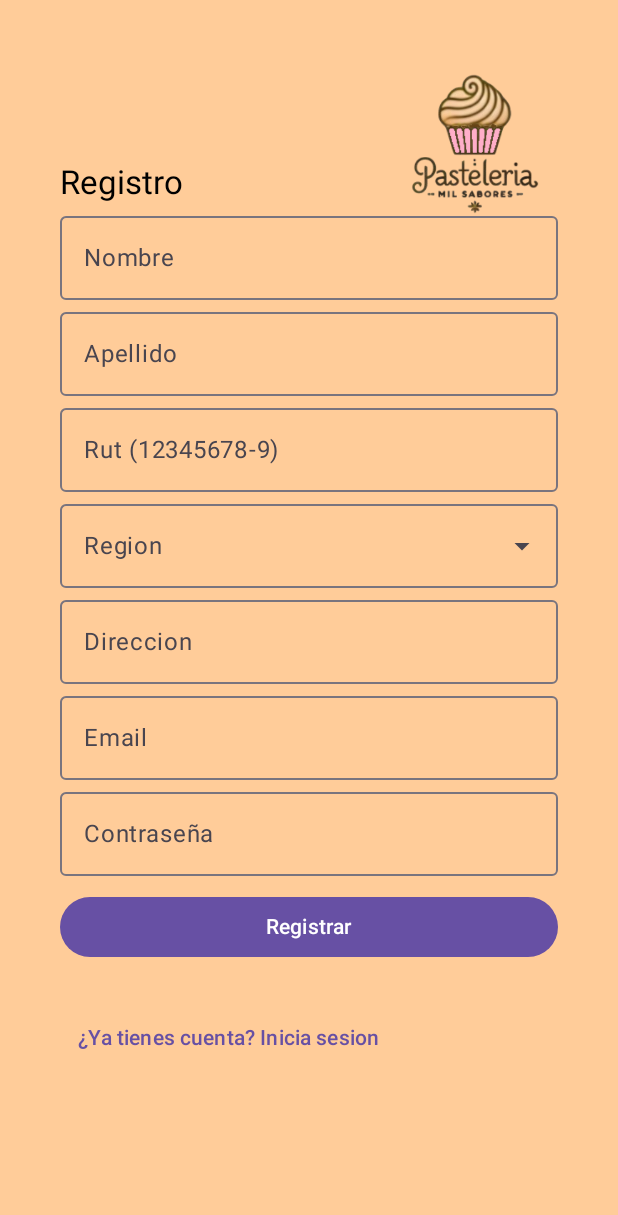
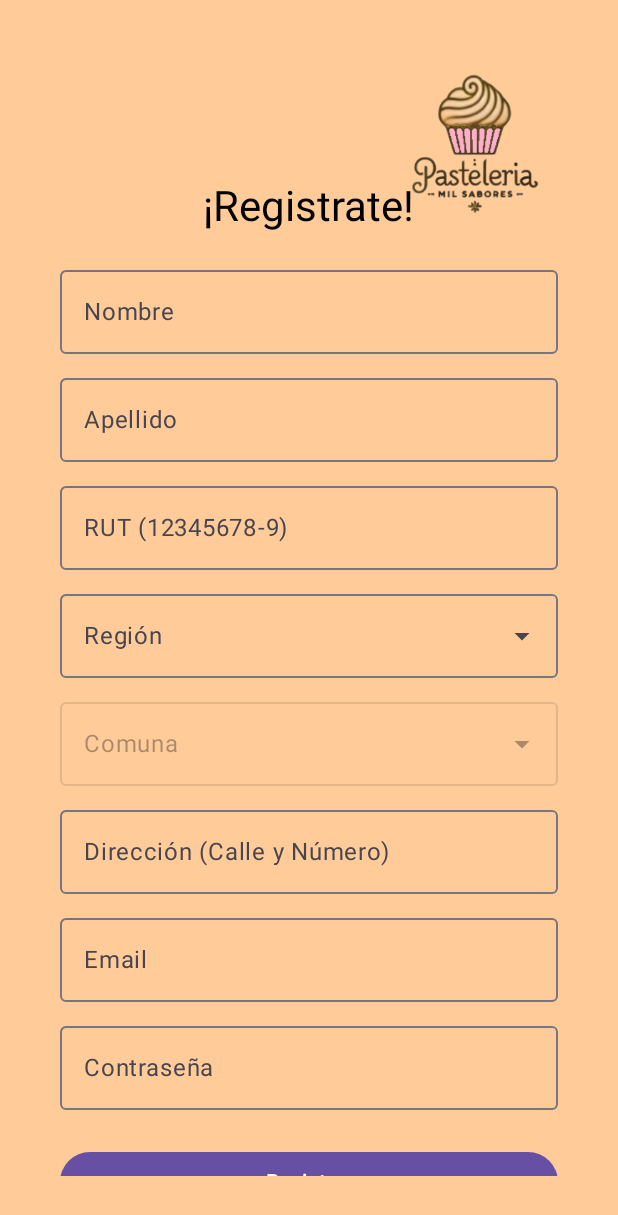
Before and after one commit to TomasValdivia20/Proyecto-Pasteleria-V3, an Android app built with Jetpack Compose: the screen it shows after launch (MainActivity), on a phone screen of 412 x 824 dp. Shown: the top 1215 px of the screen. Run offline under Robolectric (Android 15) with nearby library versions, the phone set to English and light mode, and no system bars.

Commit message:
Implementacion de Comuna, logout, y login por rol
Login por rol: Que si termina en @milsabores.cl , te tira a Backoffice, si no, te tira a Home
Boton de Logout en la esquina de arriba, a la derecha en Backoffice (cada pagina) y Home de cliente
Comuna como dato a registrar, el cual necesita sacar los datos de Model (RegionesChile.kt) El cual contiene Regiones y comunas. Si seleccionas Region, te da las comunas correspondientes.

```diff
--- a/app/src/main/java/com/example/pasteleriamilsabores/Model/FakeBackofficeData.kt
+++ b/app/src/main/java/com/example/pasteleriamilsabores/Model/FakeBackofficeData.kt
@@ -1,7 +1,6 @@
 package com.example.pasteleriamilsabores.Model
 
 // Datos Ficticios para la simulación de ventas y gráficos
-//Después Integrar a una base de datos real
 object FakeBackofficeData {
 
     val ventasRecientes = listOf(
--- a/app/src/main/java/com/example/pasteleriamilsabores/Model/Producto.kt
+++ b/app/src/main/java/com/example/pasteleriamilsabores/Model/Producto.kt
@@ -1,6 +1,5 @@
 package com.example.pasteleriamilsabores.Model
 
-//Llamamos la clase tamanio
 data class Producto(
     val id: Int,
     val nombre: String,
--- /dev/null
+++ b/app/src/main/java/com/example/pasteleriamilsabores/Model/RegionesChile.kt
@@ -0,0 +1,41 @@
+package com.example.pasteleriamilsabores.Model
+
+object RegionesChile {
+    val regiones = listOf(
+        "Arica y Parinacota",
+        "Tarapacá",
+        "Antofagasta",
+        "Atacama",
+        "Coquimbo",
+        "Valparaíso",
+        "Metropolitana",
+        "O'Higgins",
+        "Maule",
+        "Ñuble",
+        "Biobío",
+        "Araucanía",
+        "Los Ríos",
+        "Los Lagos",
+        "Aysén",
+        "Magallanes"
+    )
+
+    val comunasPorRegion = mapOf(
+        "Arica y Parinacota" to listOf("Arica", "Camarones", "Putre", "General Lagos"),
+        "Tarapacá" to listOf("Iquique", "Alto Hospicio", "Pozo Almonte", "Camiña", "Colchane", "Huara", "Pica"),
+        "Antofagasta" to listOf("Antofagasta", "Mejillones", "Sierra Gorda", "Taltal", "Calama", "Ollagüe", "San Pedro de Atacama", "Tocopilla", "María Elena"),
+        "Atacama" to listOf("Copiapó", "Caldera", "Tierra Amarilla", "Chañaral", "Diego de Almagro", "Vallenar", "Alto del Carmen", "Freirina", "Huasco"),
+        "Coquimbo" to listOf("La Serena", "Coquimbo", "Andacollo", "La Higuera", "Paiguano", "Vicuña", "Illapel", "Canela", "Los Vilos", "Salamanca", "Ovalle", "Combarbalá", "Monte Patria", "Punitaqui", "Río Hurtado"),
+        "Valparaíso" to listOf("Valparaíso", "Casablanca", "Concón", "Juan Fernández", "Puchuncaví", "Quintero", "Viña del Mar", "Isla de Pascua", "Los Andes", "Calle Larga", "Rinconada", "San Esteban", "La Ligua", "Cabildo", "Papudo", "Petorca", "Zapallar", "Quillota", "Calera", "Hijuelas", "La Cruz", "Nogales", "San Antonio", "Algarrobo", "Cartagena", "El Quisco", "El Tabo", "Santo Domingo", "San Felipe", "Catemu", "Llaillay", "Panquehue", "Putaendo", "Santa María", "Quilpué", "Limache", "Olmué", "Villa Alemana"),
+        "Metropolitana" to listOf("Cerrillos", "Cerro Navia", "Conchalí", "El Bosque", "Estación Central", "Huechuraba", "Independencia", "La Cisterna", "La Florida", "La Granja", "La Pintana", "La Reina", "Las Condes", "Lo Barnechea", "Lo Espejo", "Lo Prado", "Macul", "Maipú", "Ñuñoa", "Pedro Aguirre Cerda", "Peñalolén", "Providencia", "Pudahuel", "Quilicura", "Quinta Normal", "Recoleta", "Renca", "San Joaquín", "San Miguel", "San Ramón", "Santiago", "Vitacura", "Puente Alto", "Pirque", "San José de Maipo", "Colina", "Lampa", "Tiltil", "San Bernardo", "Buin", "Calera de Tango", "Paine", "Melipilla", "Alhué", "Curacaví", "María Pinto", "San Pedro", "Talagante", "El Monte", "Isla de Maipo", "Padre Hurtado", "Peñaflor"),
+        "O'Higgins" to listOf("Rancagua", "Codegua", "Coinco", "Coltauco", "Doñihue", "Graneros", "Las Cabras", "Machalí", "Malloa", "Mostazal", "Olivar", "Peumo", "Pichidegua", "Quinta de Tilcoco", "Rengo", "Requínoa", "San Vicente", "Pichilemu", "La Estrella", "Litueche", "Marchihue", "Navidad", "Paredones", "San Fernando", "Chépica", "Chimbarongo", "Lolol", "Nancagua", "Palmilla", "Peralillo", "Placilla", "Pumanque", "Santa Cruz"),
+        "Maule" to listOf("Talca", "Constitución", "Curepto", "Empedrado", "Maule", "Pelarco", "Pencahue", "Río Claro", "San Clemente", "San Rafael", "Cauquenes", "Chanco", "Pelluhue", "Curicó", "Hualañé", "Licantén", "Molina", "Rauco", "Romeral", "Sagrada Familia", "Teno", "Vichuquén", "Linares", "Colbún", "Longaví", "Parral", "Retiro", "San Javier", "Villa Alegre", "Yerbas Buenas"),
+        "Ñuble" to listOf("Cobquecura", "Coelemu", "Ninhue", "Portezuelo", "Quirihue", "Ránquil", "Trehuaco", "Bulnes", "Chillán Viejo", "Chillán", "El Carmen", "Pemuco", "Pinto", "Quillón", "San Ignacio", "Yungay", "Coihueco", "Ñiquén", "San Carlos", "San Fabián", "San Nicolás"),
+        "Biobío" to listOf("Concepción", "Coronel", "Chiguayante", "Florida", "Hualqui", "Lota", "Penco", "San Pedro de la Paz", "Santa Juana", "Talcahuano", "Tomé", "Hualpén", "Lebu", "Arauco", "Cañete", "Contulmo", "Curanilahue", "Los Álamos", "Tirúa", "Los Ángeles", "Antuco", "Cabrero", "Laja", "Mulchén", "Nacimiento", "Negrete", "Quilaco", "Quilleco", "San Rosendo", "Santa Bárbara", "Tucapel", "Yumbel", "Alto Biobío"),
+        "Araucanía" to listOf("Temuco", "Carahue", "Cunco", "Curarrehue", "Freire", "Galvarino", "Gorbea", "Lautaro", "Loncoche", "Melipeuco", "Nueva Imperial", "Padre Las Casas", "Perquenco", "Pitrufquén", "Pucón", "Saavedra", "Teodoro Schmidt", "Toltén", "Vilcún", "Villarrica", "Cholchol", "Angol", "Collipulli", "Curacautín", "Ercilla", "Lonquimay", "Los Sauces", "Lumaco", "Purén", "Renaico", "Traiguén", "Victoria"),
+        "Los Ríos" to listOf("Valdivia", "Corral", "Lanco", "Los Lagos", "Máfil", "Mariquina", "Paillaco", "Panguipulli", "La Unión", "Futrono", "Lago Ranco", "Río Bueno"),
+        "Los Lagos" to listOf("Puerto Montt", "Calbuco", "Cochamó", "Fresia", "Frutillar", "Los Muermos", "Llanquihue", "Maullín", "Puerto Varas", "Castro", "Ancud", "Chonchi", "Curaco de Vélez", "Dalcahue", "Puqueldón", "Queilén", "Quellón", "Quemchi", "Quinchao", "Osorno", "Puerto Octay", "Purranque", "Puyehue", "Río Negro", "San Juan de la Costa", "San Pablo", "Chaitén", "Futaleufú", "Hualaihué", "Palena"),
+        "Aysén" to listOf("Coyhaique", "Lago Verde", "Aysén", "Cisnes", "Guaitecas", "Cochrane", "O'Higgins", "Tortel", "Chile Chico", "Río Ibáñez"),
+        "Magallanes" to listOf("Punta Arenas", "Laguna Blanca", "Río Verde", "San Gregorio", "Cabo de Hornos (Ex Navarino)", "Antártica", "Porvenir", "Primavera", "Timaukel", "Natales", "Torres del Paine")
+    )
+}
--- a/app/src/main/java/com/example/pasteleriamilsabores/Model/Tamanio.kt
+++ b/app/src/main/java/com/example/pasteleriamilsabores/Model/Tamanio.kt
@@ -1,5 +1,4 @@
 package com.example.pasteleriamilsabores.Model
-
 
 data class Tamanio(
     // Gson maneja esto bien. Si 'personas' está ausente, será null (Int?).
--- a/app/src/main/java/com/example/pasteleriamilsabores/Model/UsuarioBackoffice.kt
+++ b/app/src/main/java/com/example/pasteleriamilsabores/Model/UsuarioBackoffice.kt
@@ -1,6 +1,5 @@
 package com.example.pasteleriamilsabores.Model
 
-//Usuario de BO
 data class UsuarioBackoffice(
     val id: String,
     val nombre: String,
--- a/app/src/main/java/com/example/pasteleriamilsabores/Model/Venta.kt
+++ b/app/src/main/java/com/example/pasteleriamilsabores/Model/Venta.kt
@@ -1,5 +1,6 @@
 package com.example.pasteleriamilsabores.Model
 
+// Modelo para la tabla de registro de ventas
 data class Venta(
     val nombreCliente: String,
     val apellidoCliente: String,
--- a/app/src/main/java/com/example/pasteleriamilsabores/Utils/Utils.kt
+++ b/app/src/main/java/com/example/pasteleriamilsabores/Utils/Utils.kt
@@ -8,6 +8,7 @@ fun validarCampos(
     apellido: String,
     rut: String,
     region: String,
+    comuna: String,
     direccion: String,
     email: String,
     password: String
@@ -30,6 +31,11 @@ fun validarCampos(
     // Validar Region seleccionada
     if (region.trim().isEmpty()) {
         return "Debes seleccionar una región"
+    }
+
+    // Validar Comuna seleccionada
+    if (comuna.trim().isEmpty()) {
+        return "Debes seleccionar una comuna"
     }
 
     // Validar dirección
--- a/app/src/main/java/com/example/pasteleriamilsabores/View/RegisterScreen.kt
+++ b/app/src/main/java/com/example/pasteleriamilsabores/View/RegisterScreen.kt
@@ -1,115 +1,81 @@
 package com.example.pasteleriamilsabores.View
 
-import androidx.compose.foundation.layout.Arrangement
-import androidx.compose.foundation.layout.Column
-import androidx.compose.foundation.layout.Spacer
-import androidx.compose.foundation.layout.fillMaxSize
-import androidx.compose.foundation.layout.fillMaxWidth
-import androidx.compose.foundation.layout.height
-import androidx.compose.foundation.layout.padding
-import androidx.compose.material3.Button
-import androidx.compose.material3.DropdownMenuItem
-import androidx.compose.material3.ExperimentalMaterial3Api
-import androidx.compose.material3.ExposedDropdownMenuBox
-import androidx.compose.material3.ExposedDropdownMenuDefaults
-import androidx.compose.material3.MaterialTheme
-import androidx.compose.material3.OutlinedTextField
-import androidx.compose.material3.Text
-import androidx.compose.material3.TextButton
-import androidx.compose.runtime.Composable
-import androidx.compose.runtime.getValue
-import androidx.compose.runtime.mutableStateOf
-import androidx.compose.runtime.remember
-import androidx.compose.runtime.setValue
+import androidx.compose.foundation.Image
+import androidx.compose.foundation.background
+import androidx.compose.foundation.layout.*
+import androidx.compose.foundation.rememberScrollState
+import androidx.compose.foundation.verticalScroll
+import androidx.compose.material3.*
+import androidx.compose.runtime.*
+import androidx.compose.ui.Alignment
 import androidx.compose.ui.Modifier
-import androidx.compose.ui.unit.dp
-import androidx.navigation.NavController
-import com.example.pasteleriamilsabores.ViewModel.AuthViewModel
-//Import color de fondo al Register y icono
-import com.example.pasteleriamilsabores.ui.theme.PastelCalido
-import com.example.pasteleriamilsabores.R
-import com.example.pasteleriamilsabores.Utils.*
-import androidx.compose.material3.LocalContentColor // Para el color del icono
-import androidx.compose.foundation.background
-import androidx.compose.foundation.layout.Box
-import androidx.compose.foundation.layout.size
-import androidx.compose.material3.Icon
-import androidx.compose.ui.Alignment
 import androidx.compose.ui.res.painterResource
 import androidx.compose.ui.text.input.PasswordVisualTransformation
 import androidx.compose.ui.unit.dp
-
-// Import color de fondo al Register y icono
-import androidx.compose.foundation.Image
-
+import androidx.navigation.NavController
+import com.example.pasteleriamilsabores.R
+import com.example.pasteleriamilsabores.ViewModel.AuthViewModel
+import com.example.pasteleriamilsabores.ui.theme.PastelCalido
+import com.example.pasteleriamilsabores.Model.RegionesChile
+import com.example.pasteleriamilsabores.Utils.validarCampos
 
 @OptIn(ExperimentalMaterial3Api::class)
 @Composable
 fun RegisterScreen(navController: NavController, viewModel: AuthViewModel) {
+    // Estados (sin cambios)
     var nombre by remember { mutableStateOf("") }
     var apellido by remember { mutableStateOf("") }
     var rut by remember { mutableStateOf("") }
     var region by remember { mutableStateOf("") }
+    var comuna by remember { mutableStateOf("") }
     var direccion by remember { mutableStateOf("") }
     var email by remember { mutableStateOf("") }
     var password by remember { mutableStateOf("") }
 
-    // Control del menu desplegable
-    var expanded by remember { mutableStateOf(false) }
+    // Control de menús desplegables
+    var expandedRegion by remember { mutableStateOf(false) }
+    var expandedComuna by remember { mutableStateOf(false) }
 
-    // Lista de regiones de Chile
-    val regiones = listOf(
-        "Region de Arica y Parinacota",
-        "Region de Tarapaca",
-        "Region de Antofagasta",
-        "Region de Atacama",
-        "Region de Coquimbo",
-        "Region de Valparaiso",
-        "Region Metropolitana",
-        "Region del Libertador General Bernardo O'higgins",
-        "Region del Maule",
-        "Region del Ñuble",
-        "Region del Biobio",
-        "Region de La Araucania",
-        "Region de Los Rios",
-        "Region de Los Lagos",
-        "Region de Aysen",
-        "Region de Magallanes y la Antartica Chilena"
-    )
+    // Lógica de filtrado de comunas
+    val comunasDisponibles = RegionesChile.comunasPorRegion[region] ?: emptyList()
 
-// 1. Contenedor Box para el fondo y el icono 🎨
     Box(
         modifier = Modifier
             .fillMaxSize()
-            // Aplicamos el color de fondo PastelCalido
             .background(PastelCalido)
-            .padding(all = 20.dp)
+            .padding(20.dp)
     ) {
-        // 2. Icono de marca en la esquina superior derecha (TopEnd)
+        // Logo (sin cambios)
         Image(
-            // **IMPORTANTE**: Reemplaza 'R.drawable.logo_pasteleria_mil_sabores' con el ID real de tu imagen
-            painter = painterResource(id = R.drawable.logo ), // Cambiado a tu logo
+            painter = painterResource(id = R.drawable.logo),
             contentDescription = "Logo de Pastelería Mil Sabores",
             modifier = Modifier
-                .align(Alignment.TopEnd) // Posiciona en la esquina superior derecha
-                .padding(top = 16.dp, end = 16.dp) // Pequeño margen
-                .size(120.dp) // Ajusta el tamaño según sea necesario para tu logo
+                .align(Alignment.TopEnd)
+                .padding(top = 16.dp, end = 16.dp)
+                .size(120.dp)
         )
 
         Column(
             modifier = Modifier
                 .fillMaxSize()
-                .padding(all = 20.dp),
-            verticalArrangement = Arrangement.Center
+                .padding(20.dp)
+                .verticalScroll(rememberScrollState()),
+            verticalArrangement = Arrangement.Center,
+            horizontalAlignment = Alignment.CenterHorizontally
         ) {
-            Text(text = "Registro", style = MaterialTheme.typography.titleLarge)
+            Spacer(Modifier.height(80.dp))
 
+            Text(text = "¡Registrate!", style = MaterialTheme.typography.headlineMedium)
+            Spacer(Modifier.height(16.dp))
+
+            // Campos de texto (Nombre, Apellido, RUT - sin cambios)
             OutlinedTextField(
                 value = nombre,
                 onValueChange = { nombre = it },
                 label = { Text("Nombre") },
                 modifier = Modifier.fillMaxWidth()
             )
+            Spacer(Modifier.height(8.dp))
 
             OutlinedTextField(
                 value = apellido,
@@ -117,53 +83,97 @@ fun RegisterScreen(navController: NavController, viewModel: AuthViewModel) {
                 label = { Text("Apellido") },
                 modifier = Modifier.fillMaxWidth()
             )
+            Spacer(Modifier.height(8.dp))
 
             OutlinedTextField(
                 value = rut,
                 onValueChange = { rut = it },
-                label = { Text("Rut (12345678-9)") },
+                label = { Text("RUT (12345678-9)") },
                 modifier = Modifier.fillMaxWidth()
             )
+            Spacer(Modifier.height(8.dp))
 
-            // ComboBox (DropDown) para region
+            // --- SELECTOR DE REGIÓN (CORREGIDO) ---
             ExposedDropdownMenuBox(
-                expanded = expanded,
-                onExpandedChange = { expanded = !expanded }
+                expanded = expandedRegion,
+                onExpandedChange = { expandedRegion = !expandedRegion },
+                modifier = Modifier.fillMaxWidth()
             ) {
                 OutlinedTextField(
                     value = region,
                     onValueChange = {},
                     readOnly = true,
-                    label = { Text("Region") },
-                    trailingIcon = {
-                        ExposedDropdownMenuDefaults.TrailingIcon(expanded = expanded)
-                    },
+                    label = { Text("Región") },
+                    trailingIcon = { ExposedDropdownMenuDefaults.TrailingIcon(expanded = expandedRegion) },
                     modifier = Modifier
-                        .menuAnchor()
+                        .menuAnchor(ExposedDropdownMenuAnchorType.PrimaryNotEditable, true)
                         .fillMaxWidth()
                 )
                 ExposedDropdownMenu(
-                    expanded = expanded,
-                    onDismissRequest = { expanded = false }
+                    expanded = expandedRegion,
+                    onDismissRequest = { expandedRegion = false }
                 ) {
-                    regiones.forEach { opcion ->
+                    RegionesChile.regiones.forEach { regionItem ->
                         DropdownMenuItem(
-                            text = { Text(opcion) },
+                            text = { Text(regionItem) },
                             onClick = {
-                                region = opcion
-                                expanded = false
+                                region = regionItem
+                                comuna = ""
+                                expandedRegion = false
                             }
                         )
                     }
                 }
             }
+            Spacer(Modifier.height(8.dp))
 
+            // --- SELECTOR DE COMUNA (CORREGIDO) ---
+            ExposedDropdownMenuBox(
+                expanded = expandedComuna,
+                onExpandedChange = { expandedComuna = !expandedComuna },
+                modifier = Modifier.fillMaxWidth()
+            ) {
+                OutlinedTextField(
+                    value = comuna,
+                    onValueChange = {},
+                    readOnly = true,
+                    label = { Text("Comuna") },
+                    placeholder = { Text(if (region.isEmpty()) "Seleccione Región primero" else "Seleccione Comuna") },
+                    trailingIcon = { ExposedDropdownMenuDefaults.TrailingIcon(expanded = expandedComuna) },
+                    modifier = Modifier
+                        .menuAnchor(ExposedDropdownMenuAnchorType.PrimaryNotEditable, region.isNotEmpty())
+                        .fillMaxWidth(),
+                    enabled = region.isNotEmpty()
+                )
+                ExposedDropdownMenu(
+                    expanded = expandedComuna,
+                    onDismissRequest = { expandedComuna = false }
+                ) {
+                    if (comunasDisponibles.isEmpty()) {
+                        DropdownMenuItem(text = { Text("No hay comunas disponibles") }, onClick = {})
+                    } else {
+                        comunasDisponibles.forEach { comunaItem ->
+                            DropdownMenuItem(
+                                text = { Text(comunaItem) },
+                                onClick = {
+                                    comuna = comunaItem
+                                    expandedComuna = false
+                                }
+                            )
+                        }
+                    }
+                }
+            }
+            Spacer(Modifier.height(8.dp))
+
+            // Campos restantes (Dirección, Email, Password, Botones - sin cambios)
             OutlinedTextField(
                 value = direccion,
                 onValueChange = { direccion = it },
-                label = { Text("Direccion") },
+                label = { Text("Dirección (Calle y Número)") },
                 modifier = Modifier.fillMaxWidth()
             )
+            Spacer(Modifier.height(8.dp))
 
             OutlinedTextField(
                 value = email,
@@ -171,6 +181,7 @@ fun RegisterScreen(navController: NavController, viewModel: AuthViewModel) {
                 label = { Text("Email") },
                 modifier = Modifier.fillMaxWidth()
             )
+            Spacer(Modifier.height(8.dp))
 
             OutlinedTextField(
                 value = password,
@@ -180,15 +191,36 @@ fun RegisterScreen(navController: NavController, viewModel: AuthViewModel) {
                 visualTransformation = PasswordVisualTransformation()
             )
 
-            Spacer(modifier = Modifier.height(10.dp))
+            Spacer(modifier = Modifier.height(24.dp))
 
+            // Botón Registrar
             Button(
                 onClick = {
-                    val error = validarCampos(nombre, apellido, rut, region, direccion, email, password )
+                    val error = validarCampos(
+                        nombre = nombre,
+                        apellido = apellido,
+                        rut = rut,
+                        region = region,
+                        comuna = comuna,
+                        direccion = direccion,
+                        email = email,
+                        password = password
+                    )
+
                     if (error != null) {
-                        viewModel.mensaje.value=error
+                        viewModel.mensaje.value = error
                     } else {
-                        viewModel.registrar(nombre, apellido, rut, region, direccion, email, password)
+                        viewModel.registrar(
+                            nombre = nombre,
+                            apellido = apellido,
+                            rut = rut,
+                            region = region,
+                            comuna = comuna,
+                            direccion = direccion,
+                            email = email,
+                            pass = password
+                        )
+                        navController.navigate("login")
                     }
                 },
                 modifier = Modifier.fillMaxWidth()
@@ -196,13 +228,19 @@ fun RegisterScreen(navController: NavController, viewModel: AuthViewModel) {
                 Text("Registrar")
             }
 
-            Text(
-                text = viewModel.mensaje.value,
-                modifier = Modifier.padding(top = 10.dp)
-            )
+            if (viewModel.mensaje.value.isNotEmpty()) {
+                Text(
+                    text = viewModel.mensaje.value,
+                    color = if (viewModel.mensaje.value == "Registro exitoso ") MaterialTheme.colorScheme.primary else MaterialTheme.colorScheme.error,
+                    modifier = Modifier.padding(top = 10.dp)
+                )
+            }
 
             TextButton(onClick = { navController.navigate("login") }) {
-                Text("¿Ya tienes cuenta? Inicia sesion")
+                Text("¿Ya tienes cuenta? Inicia sesión")
             }
+
+            Spacer(Modifier.height(24.dp))
         }
-    }}
+    }
+}
--- a/app/src/main/java/com/example/pasteleriamilsabores/repository/CategoriaRepository.kt
+++ b/app/src/main/java/com/example/pasteleriamilsabores/repository/CategoriaRepository.kt
@@ -4,7 +4,6 @@ import android.content.Context
 import com.example.pasteleriamilsabores.Model.Categoria
 import com.google.gson.Gson // Necesitarás la librería Gson para parsear JSON
 import com.google.gson.reflect.TypeToken
-
 
 class CategoriaRepository() {
 
--- a/app/src/main/java/com/example/pasteleriamilsabores/repository/ProductoRepository.kt
+++ b/app/src/main/java/com/example/pasteleriamilsabores/repository/ProductoRepository.kt
@@ -4,7 +4,6 @@ import android.content.Context
 import com.example.pasteleriamilsabores.Model.Producto
 import com.google.gson.Gson
 import com.google.gson.reflect.TypeToken
-
 
 class ProductoRepository() {
 
```
Also changed, not shown: app/src/main/java/com/example/pasteleriamilsabores/Model/FakeDatabase.kt (+24 -13 lines), app/src/main/java/com/example/pasteleriamilsabores/Model/Usuario.kt (+5 -3 lines), app/src/main/java/com/example/pasteleriamilsabores/View/BOBackofficeNavGraph.kt (+36 -13 lines), app/src/main/java/com/example/pasteleriamilsabores/View/HomeScreen.kt (+22 -3 lines), app/src/main/java/com/example/pasteleriamilsabores/View/LoginScreen.kt (+48 -77 lines), app/src/main/java/com/example/pasteleriamilsabores/ViewModel/AuthViewModel.kt (+48 -15 lines).
